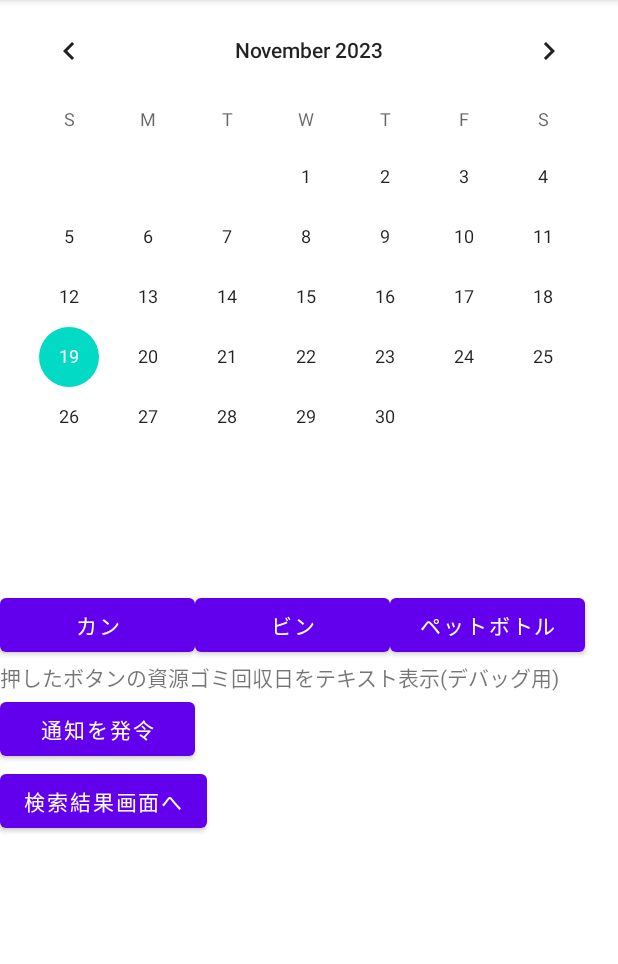
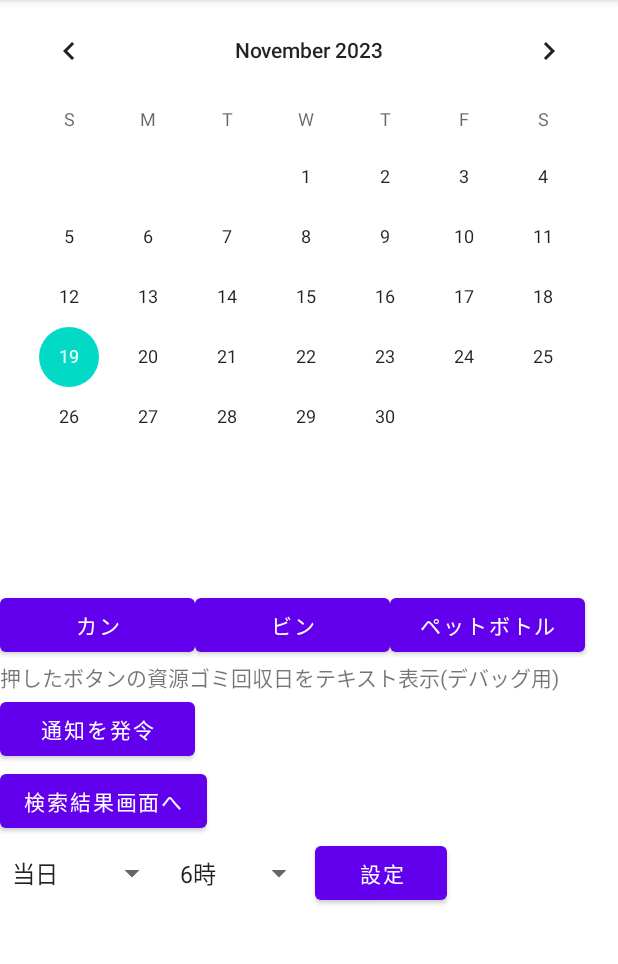
Before and after one commit to Ma4Ma4/RecycleApp, an Android app: the screen it shows after launch (MainActivity), on a phone screen of 412 x 824 dp, the part 84-1048 px from its top. Run offline under Robolectric (Android 15) with nearby library versions, the phone set to English and light mode, and no system bars.

Commit message:
通知日時選択ver

```diff
--- a/app/src/main/java/com/example/recycleapp/MainActivity.kt
+++ b/app/src/main/java/com/example/recycleapp/MainActivity.kt
@@ -11,10 +11,8 @@ import androidx.core.app.NotificationCompat //怪しい,コイツ周りのため
 import androidx.core.app.NotificationManagerCompat
 import android.util.Log
 import android.view.View
-import android.widget.Button
-import android.widget.CalendarView
-import android.widget.TextView
 import android.view.ViewGroup.MarginLayoutParams;
+import android.widget.*
 import androidx.appcompat.app.AppCompatActivity
 import androidx.core.app.NotificationCompat.EXTRA_NOTIFICATION_ID
 import java.util.*
@@ -131,11 +129,23 @@ class MainActivity : AppCompatActivity() {
         val buttonResult:Button = findViewById(R.id.button_result)
         buttonResult.setOnClickListener {
             // ここに[通知を発令]ボタン押下時の処理を記述
-            Log.d("INFO", "BUTTON RESULT WAS PRESSED")
             val intentResult = Intent(this, ResultActivity::class.java)
             startActivity(intentResult)
         }
 
+        // 通知日時選択スピナー
+        // 日にち・時刻のスピナーオブジェクト取得
+        val spinnerDay:Spinner = findViewById(R.id.spinner_day)
+        val spinnerTime:Spinner = findViewById(R.id.spinner_time)
+
+        // ボタンクリックを検出するイベントリスナー(通知日時選択用)
+        val buttonSet:Button = findViewById(R.id.button_set)
+        buttonSet.setOnClickListener {
+            // ここに[設定]ボタン押下時の処理を記述(とりあえずトーストさせる)
+            var day = spinnerDay.selectedItem.toString()
+            var time = spinnerTime.selectedItem.toString()
+            Toast.makeText(applicationContext, "通知日時を $day の $time に設定しました", Toast.LENGTH_SHORT).show()
+        }
     }
 
     // CalendarViewで日にちが選択された時に呼び出されるリスナークラス
--- a/app/src/main/res/layout/activity_main.xml
+++ b/app/src/main/res/layout/activity_main.xml
@@ -1,6 +1,6 @@
 <?xml version="1.0" encoding="utf-8"?>
-<LinearLayout
-    xmlns:android="http://schemas.android.com/apk/res/android"
+<LinearLayout xmlns:android="http://schemas.android.com/apk/res/android"
+    android:id="@+id/LinearLayout"
     android:layout_width="match_parent"
     android:layout_height="match_parent"
     android:orientation="vertical">
@@ -49,8 +49,8 @@
             android:id="@+id/button_can"
             android:layout_width="130dp"
             android:layout_height="wrap_content"
-            android:text="@string/can"
-            android:onClick="clickHandlerFunction" />
+            android:onClick="clickHandlerFunction"
+            android:text="@string/can" />
 
         <Button
             android:id="@+id/button_bin"
@@ -81,10 +81,38 @@
         android:text="@string/notify" />
 
     <!-- 検索結果画面に飛ぶボタン -->
+
     <Button
         android:id="@+id/button_result"
         android:layout_width="wrap_content"
         android:layout_height="wrap_content"
         android:text="@string/result" />
 
+    <!-- 通知日時設定周り -->
+    <LinearLayout
+        android:layout_width="match_parent"
+        android:layout_height="48dp"
+        android:orientation="horizontal">
+
+        <Spinner
+            android:id="@+id/spinner_day"
+            android:layout_width="wrap_content"
+            android:layout_height="match_parent"
+            android:entries="@array/spinner_days"
+            android:textSize="24sp" />
+
+        <Spinner
+            android:id="@+id/spinner_time"
+            android:layout_width="wrap_content"
+            android:layout_height="match_parent"
+            android:entries="@array/spinner_times"
+            android:textSize="24sp" />
+
+        <Button
+            android:id="@+id/button_set"
+            android:layout_width="wrap_content"
+            android:layout_height="match_parent"
+            android:text="@string/set" />
+    </LinearLayout>
+
 </LinearLayout>
--- a/app/src/main/res/values/strings.xml
+++ b/app/src/main/res/values/strings.xml
@@ -5,6 +5,7 @@
     <string name="pet">ペットボトル</string>
     <string name="notify">通知を発令</string>
     <string name="result">検索結果画面へ</string>
+    <string name="set">設定</string>
     <string name="txt_by_bt">押したボタンの資源ゴミ回収日をテキスト表示(デバッグ用)</string>
     <string name="txt_can">カンは毎週水曜日に回収しています</string>
     <string name="txt_bin">ビンは毎週金曜日に回収しています</string>
@@ -15,4 +16,17 @@
     <string name="channel_description">通知チャネルディスクリプション</string>
     <string name="submit">出しました</string>
     <string name="forgot">忘れました</string>
+    <string-array name="spinner_days">
+        <item>当日</item>
+        <item>前日</item>
+        <item>前々日</item>
+    </string-array>
+    <string-array name="spinner_times">
+        <item>6時</item>
+        <item>9時</item>
+        <item>12時</item>
+        <item>15時</item>
+        <item>18時</item>
+        <item>21時</item>
+    </string-array>
 </resources>
```
